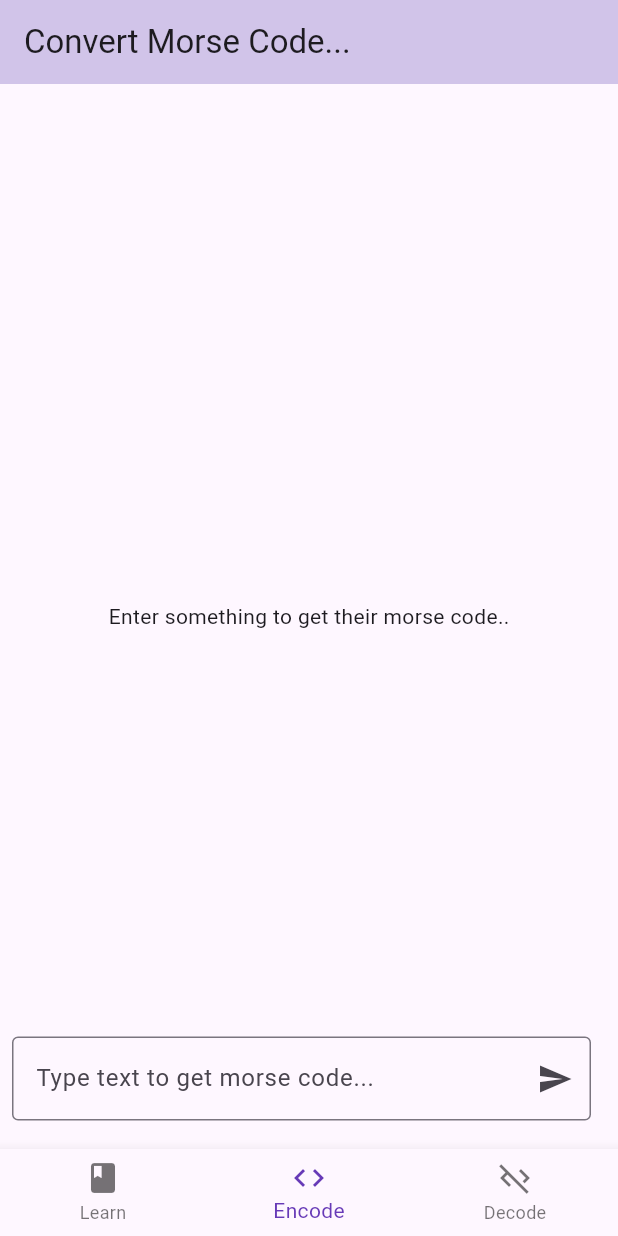
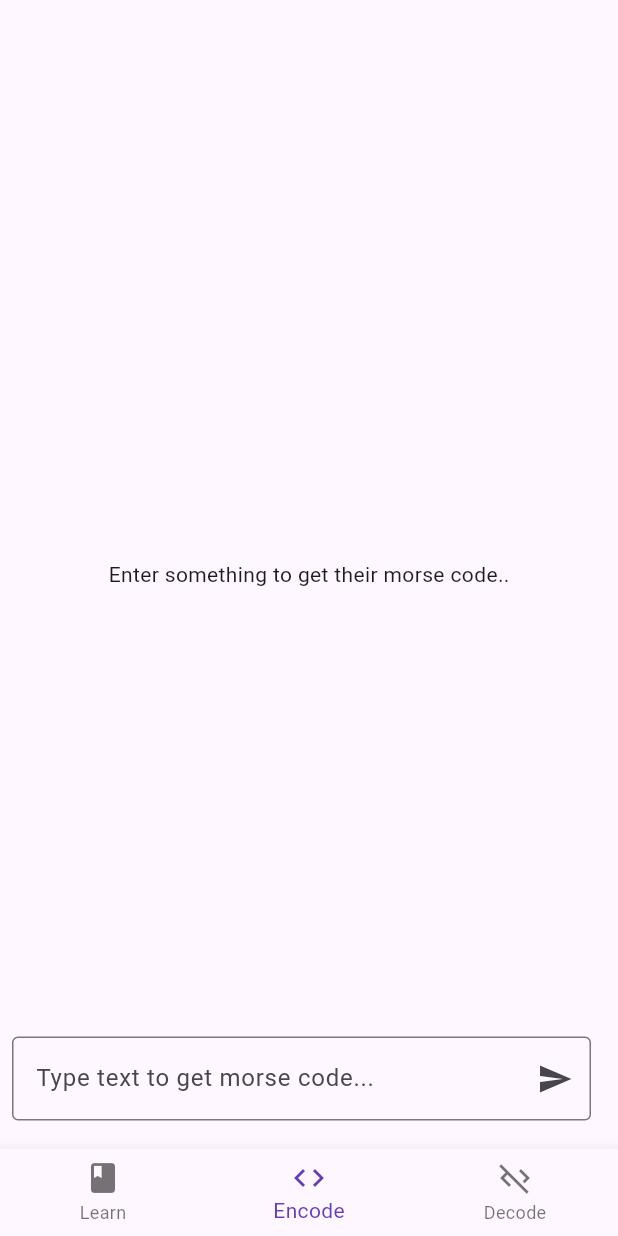
Before and after one commit to JagdishOnGH/morse_app, a Flutter app: the screen it shows after launch, item 2 of the bottom bar chosen, on a phone screen of 412 x 824 dp. Run offline on Flutter 3.47's test engine with Material 3 defaults, Android fonts, the phone set to English and light mode, and no system bars; our stand-ins replace fluttertoast.

Commit message:
chore: app bar removed

```diff
--- a/lib/pages/entry_point_page.dart
+++ b/lib/pages/entry_point_page.dart
@@ -24,10 +24,6 @@ class _EntryPointPageState extends State<EntryPointPage> {
   @override
   Widget build(BuildContext context) {
     return Scaffold(
-      appBar: AppBar(
-        title: const Text('Convert Morse Code...'),
-        backgroundColor: Colors.deepPurple.shade100,
-      ),
       body: IndexedStack(
         children: screens,
         index: currentIndex,
```
